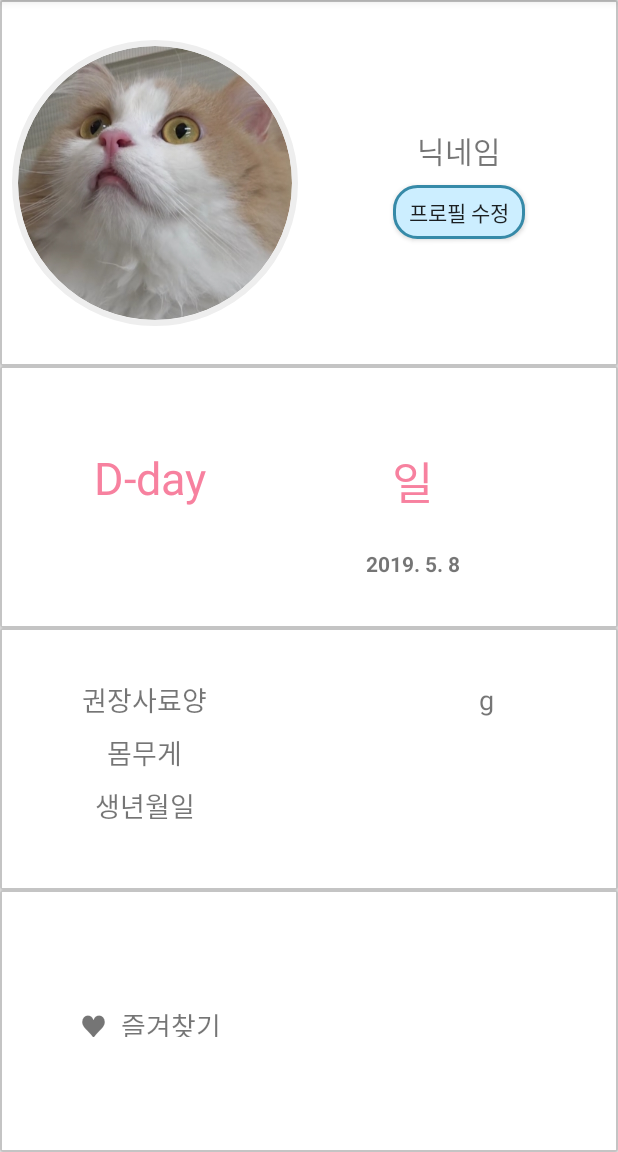
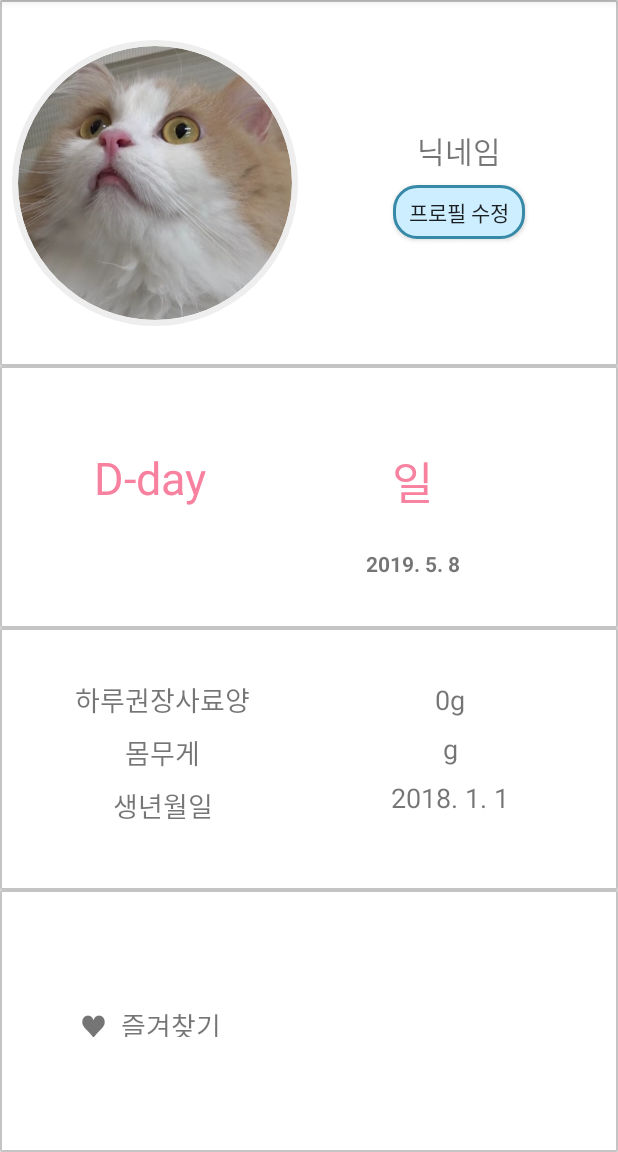
Before and after one commit to susanso/android_studio, an Android app: the Profile screen opened directly, with no data from a screen before it, on a phone screen of 412 x 824 dp, the part 84-1236 px from its top. Run offline under Robolectric (Android 15) with nearby library versions, the phone set to English and light mode, and no system bars; our stand-ins replace Firebase (no records; nobody signed in at launch, a user with empty details on screens opened directly); plain views replace CircularImageView; 2 statements that could not run were skipped.

Commit message:
#8 권장사료량 표시

```diff
--- a/AutoFeeder/app/src/main/java/com/hoseo/autofeeder/DatePickerFragment.kt
+++ b/AutoFeeder/app/src/main/java/com/hoseo/autofeeder/DatePickerFragment.kt
@@ -9,6 +9,7 @@ import android.widget.TextView
 import android.widget.DatePicker
 import android.widget.Toast
 import com.google.firebase.database.*
+import kotlinx.android.synthetic.main.activity_profile.*
 import java.text.DateFormat
 import java.util.Calendar
 
@@ -18,7 +19,6 @@ class DatePickerFragment : DialogFragment(), DatePickerDialog.OnDateSetListener
     private lateinit var calendar:Calendar
     private lateinit var database: FirebaseDatabase
     private lateinit var dateReference: DatabaseReference
-
 
     override fun onCreateDialog(savedInstanceState: Bundle?): Dialog {
         // Initialize a calendar instance
--- a/AutoFeeder/app/src/main/java/com/hoseo/autofeeder/Profile.kt
+++ b/AutoFeeder/app/src/main/java/com/hoseo/autofeeder/Profile.kt
@@ -7,6 +7,8 @@ import android.text.TextUtils
 import android.util.Log
 import com.google.firebase.database.*
 import kotlinx.android.synthetic.main.activity_profile.*
+import kotlin.math.round
+import kotlin.math.roundToInt
 
 class Profile : AppCompatActivity() {
 
@@ -29,11 +31,26 @@ class Profile : AppCompatActivity() {
                 val date = user?.userDate
                 val weight = user?.userWeight
                 val birthday = user?.userBirthday
+                val bDay = user?.userBDay
 
                 if(!TextUtils.isEmpty(name)) {textName.text = "${name}"}
                 if(!TextUtils.isEmpty(date)) {textDate.text = "${date}"}
                 if(!TextUtils.isEmpty(weight)) {textWeight.text = "${weight}g"}
                 if(!TextUtils.isEmpty(birthday)) {textBirthday.text = "${birthday}"}
+
+                val bDayInt = bDay!!.toInt()
+                val weightDouble = weight!!.toDouble()
+
+                val amountRecommended = when(bDayInt) {
+                    in 0..60 -> (weightDouble*0.07).roundToInt()
+                    in 60..90 -> (weightDouble*0.06).roundToInt()
+                    in 90..150 -> (weightDouble*0.05).roundToInt()
+                    in 150..365 -> (weightDouble*0.03).roundToInt()
+                    in 365..1825 -> (weightDouble*0.025).roundToInt()
+                    else -> (weightDouble*0.02).roundToInt()
+                }
+
+                textAmount.text = "${amountRecommended}g"
             }
 
             override fun onCancelled(databaseError: DatabaseError) {
@@ -55,7 +72,6 @@ class Profile : AppCompatActivity() {
                 Log.w("loadDate:onCancelled", databaseError.toException())
             }
         }
-
         userReference.addValueEventListener(userDataListener)
         dateReference.addValueEventListener(dateDataListener)
 
--- a/AutoFeeder/app/src/main/java/com/hoseo/autofeeder/User.kt
+++ b/AutoFeeder/app/src/main/java/com/hoseo/autofeeder/User.kt
@@ -7,5 +7,6 @@ data class User(
     var userName: String? = "",
     var userDate: String? = "",
     var userWeight: String? = "",
-    var userBirthday: String = ""
+    var userBirthday: String = "",
+    var userBDay: String = ""
 )
--- a/AutoFeeder/app/src/main/res/layout/activity_main.xml
+++ b/AutoFeeder/app/src/main/res/layout/activity_main.xml
@@ -27,7 +27,6 @@
                 android:layout_width="match_parent"
                 android:layout_height="match_parent" android:id="@+id/profile1">
             <TextView
-                    android:text="D-123"
                     android:layout_width="match_parent"
                     android:layout_height="match_parent" android:id="@+id/textDay"
                     android:textAlignment="center"
--- a/AutoFeeder/app/src/main/res/layout/activity_profile.xml
+++ b/AutoFeeder/app/src/main/res/layout/activity_profile.xml
@@ -142,7 +142,7 @@
                     app:layout_constraintVertical_bias="0.0" app:layout_constraintTop_toBottomOf="@+id/textFeedAmount"
                     android:layout_marginStart="8dp"/>
             <TextView
-                    android:text="권장사료양"
+                    android:text="하루권장사료양"
                     android:textSize="18dp"
                     android:layout_width="wrap_content"
                     android:layout_height="wrap_content" android:id="@+id/textFeedAmount"
@@ -162,7 +162,8 @@
                     android:layout_marginStart="8dp"
                     app:layout_constraintTop_toTopOf="@+id/textFeedAmount"
                     app:layout_constraintBottom_toBottomOf="@+id/textFeedAmount"
-                    app:layout_constraintStart_toEndOf="@+id/textFeedAmount" app:layout_constraintHorizontal_bias="0.7"/>
+                    app:layout_constraintStart_toEndOf="@+id/textFeedAmount"
+                    app:layout_constraintHorizontal_bias="0.55"/>
             <TextView
                     android:text="g"
                     android:textSize="18dp"
@@ -174,6 +175,15 @@
                     android:layout_marginTop="8dp" app:layout_constraintTop_toBottomOf="@+id/textAmount"
                     app:layout_constraintStart_toStartOf="@+id/textAmount" android:layout_marginStart="8dp"/>
             <TextView
+                    android:textSize="18dp"
+                    android:layout_width="wrap_content"
+                    android:layout_height="wrap_content"
+                    android:id="@+id/textWeight2"
+                    android:visibility="invisible"
+                    app:layout_constraintBottom_toTopOf="@+id/textBDay2"
+                    app:layout_constraintTop_toTopOf="@+id/textWeight" app:layout_constraintVertical_bias="0.0"
+                    app:layout_constraintStart_toEndOf="@+id/textWeight" android:layout_marginStart="32dp"/>
+            <TextView
                     android:text="2018. 1. 1"
                     android:textSize="18dp"
                     android:layout_width="wrap_content"
@@ -183,6 +193,16 @@
                     android:layout_marginEnd="8dp"
                     android:layout_marginTop="8dp" app:layout_constraintTop_toBottomOf="@+id/textWeight"
                     app:layout_constraintStart_toStartOf="@+id/textAmount" android:layout_marginStart="8dp"/>
+            <TextView
+                    android:text="2296"
+                    android:textSize="18dp"
+                    android:layout_width="wrap_content"
+                    android:layout_height="wrap_content"
+                    android:id="@+id/textBDay2"
+                    android:visibility="invisible"
+                    app:layout_constraintTop_toTopOf="@+id/textBirthday"
+                    app:layout_constraintBottom_toBottomOf="@+id/textBirthday"
+                    app:layout_constraintStart_toEndOf="@+id/textBirthday" android:layout_marginStart="8dp"/>
         </android.support.constraint.ConstraintLayout>
     </android.support.v7.widget.CardView>
     <android.support.v7.widget.CardView
--- a/AutoFeeder/app/src/main/res/layout/fragment_feeding_amount.xml
+++ b/AutoFeeder/app/src/main/res/layout/fragment_feeding_amount.xml
@@ -11,7 +11,7 @@
             android:layout_width="0dp"
             android:layout_height="wrap_content" android:id="@+id/feedAmount"
             style="@android:style/Widget.DeviceDefault.Light.SeekBar"
-            android:max="500"
+            android:max="100"
             android:layout_marginTop="32dp"
             app:layout_constraintTop_toTopOf="parent" app:layout_constraintStart_toStartOf="parent"
             android:layout_marginStart="8dp" app:layout_constraintEnd_toEndOf="parent" android:layout_marginEnd="8dp"
```
Also changed, not shown: AutoFeeder/app/src/main/java/com/hoseo/autofeeder/Birthday.kt (added, +11 -0 lines), AutoFeeder/app/src/main/java/com/hoseo/autofeeder/BirthdayPickerFragment.kt (+10 -0 lines), AutoFeeder/app/src/main/java/com/hoseo/autofeeder/EditprofileActivity.kt (+39 -5 lines), AutoFeeder/app/src/main/java/com/hoseo/autofeeder/FeedingAmountFragment.kt (+3 -5 lines), AutoFeeder/app/src/main/res/layout/activity_editprofile.xml (+11 -1 lines).
